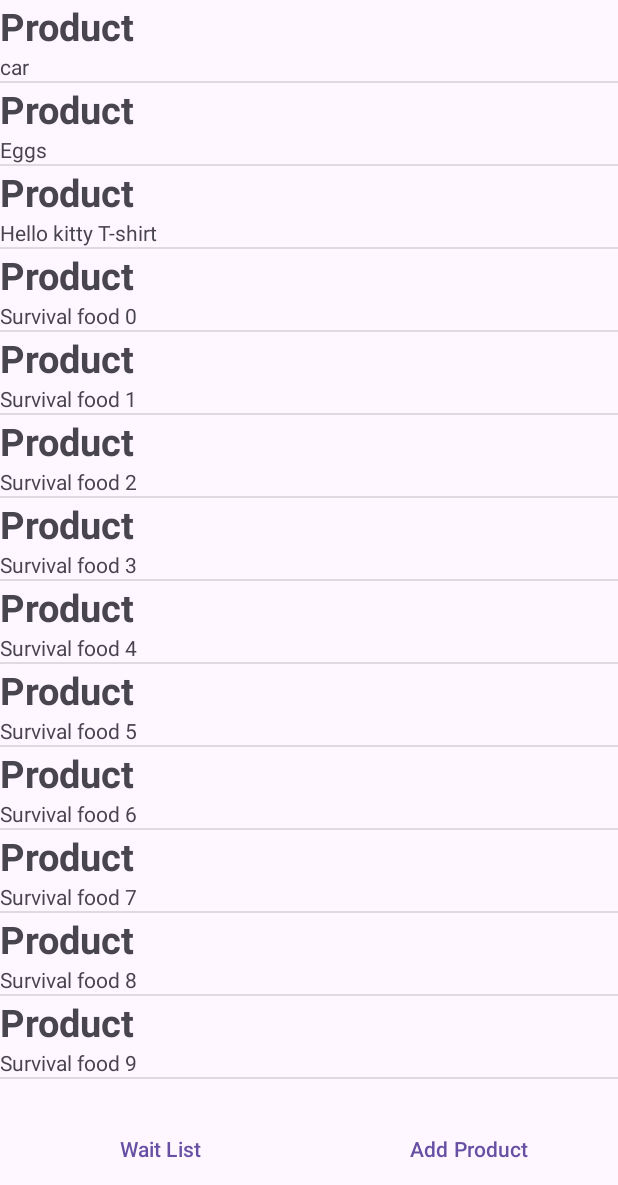
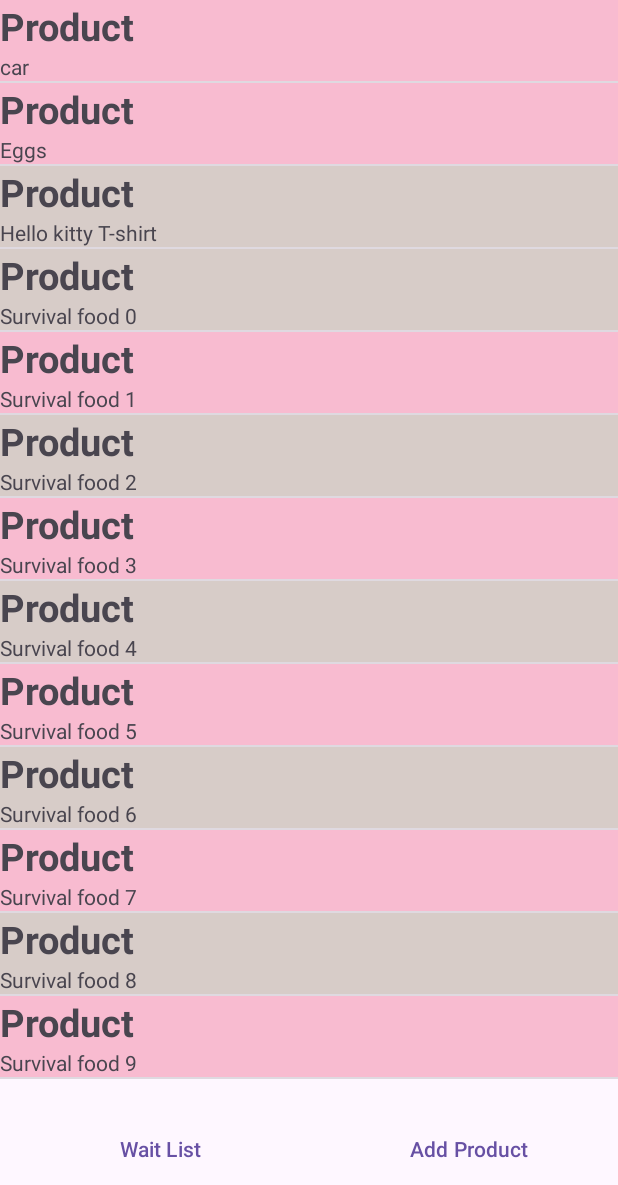
Before and after one commit to WishperKnight/iShoppingCartFCA, an Android app: the screen it shows after launch (MainActivity), on a phone screen of 412 x 824 dp, the part 51-1236 px from its top. Run offline under Robolectric (Android 15) with nearby library versions, the phone set to English and light mode, and no system bars.

Commit message:
Calificacion B; Colores para gluten, lactosa y lactosa y gluten

```diff
--- a/app/src/main/java/ies/carrillo/ishoppingcartfca/adapters/ProductAdapter.java
+++ b/app/src/main/java/ies/carrillo/ishoppingcartfca/adapters/ProductAdapter.java
@@ -9,6 +9,7 @@ import android.widget.TextView;
 
 import androidx.annotation.NonNull;
 import androidx.annotation.Nullable;
+import androidx.core.content.ContextCompat;
 
 import java.util.List;
 
@@ -53,6 +54,20 @@ public class ProductAdapter extends ArrayAdapter<Product> {
 
         // Find the TextView in the list item layout
         TextView tvProduct = convertView.findViewById(R.id.tvProductList);
+        if (p.isGluten()) {
+
+            convertView.setBackgroundColor(ContextCompat.getColor(getContext(), R.color.gluten_color));
+
+        } else if (p.isLactose()) {
+
+            convertView.setBackgroundColor(ContextCompat.getColor(getContext(), R.color.lactose_color));
+
+
+        } else if (p.isGluten() && p.isLactose()) {
+
+            convertView.setBackgroundColor(ContextCompat.getColor(getContext(), R.color.lactose_n_gluten_color));
+
+        }
 
         // Set the product name to the TextView
         tvProduct.setText(p.getName());
--- a/app/src/main/res/values/colors.xml
+++ b/app/src/main/res/values/colors.xml
@@ -2,4 +2,7 @@
 <resources>
     <color name="black">#FF000000</color>
     <color name="white">#FFFFFFFF</color>
+    <color name="lactose_color">#F8BBD0</color>
+    <color name="gluten_color">#D7CCC8</color>
+    <color name="lactose_n_gluten_color">#B2EBF2</color>
 </resources>
```
